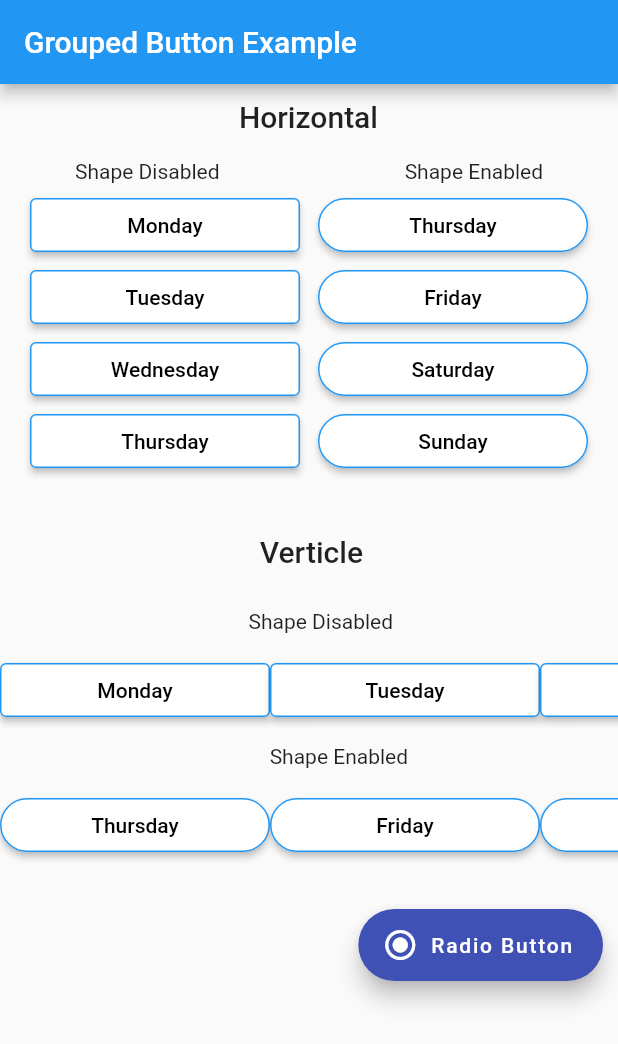
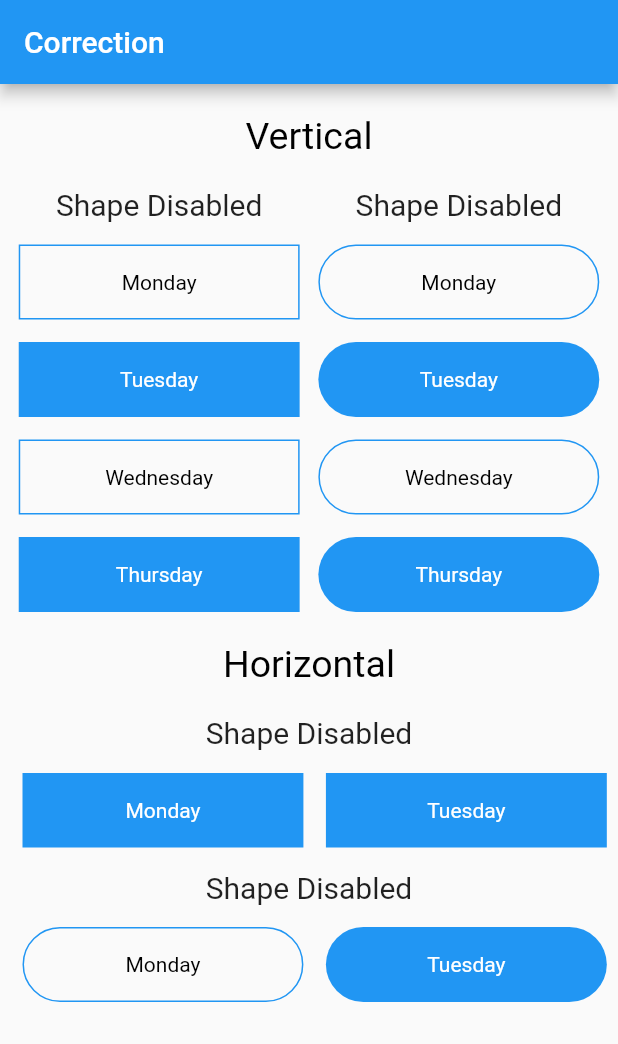
Before and after one commit to manjeetbhasin/buttons_radio_demo, a Flutter app: the screen it shows after launch, on a phone screen of 412 x 824 dp. Shown: the top 1044 px of the screen. Run offline on Flutter 3.47's test engine with Material 2 defaults, Android fonts, the phone set to English and light mode, and no system bars.

Commit message:
Corrections
Please have a look at it, there is no need to take stack+positioned to achieve such output.
remarks: know the purpose of stack positioned widgets, thanks

```diff
--- /dev/null
+++ b/lib/correction.dart
@@ -0,0 +1,253 @@
+import 'package:flutter/material.dart';
+
+class CorrectionClass extends StatefulWidget {
+  final String title;
+
+  const CorrectionClass({Key? key, required this.title}) : super(key: key);
+  @override
+  _CorrectionClassState createState() => _CorrectionClassState();
+}
+
+class _CorrectionClassState extends State<CorrectionClass> {
+  @override
+  Widget build(BuildContext context) {
+    return Scaffold(
+      appBar: AppBar(
+        title: Text(widget.title),
+      ),
+      body: SingleChildScrollView(
+        child: Column(
+          children: [
+            VerticalBoxes(), // Draw Vertical Boxes
+            HorizontalBoxes(), // Draw Horizontal Boxes
+            SizedBox(
+              height: 20,
+            ),
+          ],
+        ),
+      ),
+    );
+  }
+}
+
+class HorizontalBoxes extends StatelessWidget {
+  const HorizontalBoxes({Key? key}) : super(key: key);
+
+  @override
+  Widget build(BuildContext context) {
+    return Column(
+      children: [
+        Padding(
+          padding: const EdgeInsets.all(20.0),
+          child: Text(
+            "Horizontal",
+            style: TextStyle(color: Colors.black, fontSize: 25),
+          ),
+        ),
+        Text(
+          "Shape Disabled",
+          style: TextStyle(fontSize: 20),
+        ),
+        SizedBox(height: 15),
+        SingleChildScrollView(
+          scrollDirection: Axis.horizontal,
+          child: Row(
+            mainAxisAlignment: MainAxisAlignment.spaceEvenly,
+            children: [
+              SizedBox(width: 15),
+              CustomButton(text: "Monday", selected: true),
+              SizedBox(width: 15),
+              CustomButton(text: "Tuesday", selected: true),
+              SizedBox(width: 15),
+              CustomButton(text: "Wednesday", selected: false),
+              SizedBox(width: 15),
+              CustomButton(text: "Thursday", selected: true),
+            ],
+          ),
+        ),
+        SizedBox(height: 15),
+        Text(
+          "Shape Disabled",
+          style: TextStyle(fontSize: 20),
+        ),
+        SizedBox(height: 15),
+        SingleChildScrollView(
+          scrollDirection: Axis.horizontal,
+          child: Row(
+            children: [
+              SizedBox(width: 15),
+              CustomButtonShape(text: "Monday", selected: false),
+              SizedBox(width: 15),
+              CustomButtonShape(text: "Tuesday", selected: true),
+              SizedBox(width: 15),
+              CustomButtonShape(text: "Wednesday", selected: false),
+              SizedBox(width: 15),
+              CustomButtonShape(text: "Thursday", selected: true),
+            ],
+          ),
+        ),
+      ],
+    );
+  }
+}
+
+class VerticalBoxes extends StatelessWidget {
+  const VerticalBoxes({Key? key}) : super(key: key);
+
+  @override
+  Widget build(BuildContext context) {
+    return Column(
+      children: [
+        Padding(
+          padding: const EdgeInsets.all(20.0),
+          child: Text(
+            "Vertical",
+            style: TextStyle(color: Colors.black, fontSize: 25),
+          ),
+        ),
+        Row(
+          mainAxisAlignment: MainAxisAlignment.spaceEvenly,
+          children: [
+            Column(
+              children: [
+                Text(
+                  "Shape Disabled",
+                  style: TextStyle(fontSize: 20),
+                ),
+                SizedBox(height: 15),
+                CustomButton(text: "Monday", selected: false),
+                SizedBox(height: 15),
+                CustomButton(text: "Tuesday", selected: true),
+                SizedBox(height: 15),
+                CustomButton(text: "Wednesday", selected: false),
+                SizedBox(height: 15),
+                CustomButton(text: "Thursday", selected: true),
+              ],
+            ),
+            Column(
+              children: [
+                Text(
+                  "Shape Disabled",
+                  style: TextStyle(fontSize: 20),
+                ),
+                SizedBox(height: 15),
+                CustomButtonShape(text: "Monday", selected: false),
+                SizedBox(height: 15),
+                CustomButtonShape(text: "Tuesday", selected: true),
+                SizedBox(height: 15),
+                CustomButtonShape(text: "Wednesday", selected: false),
+                SizedBox(height: 15),
+                CustomButtonShape(text: "Thursday", selected: true),
+              ],
+            ),
+          ],
+        ),
+      ],
+    );
+  }
+}
+
+class CustomButton extends StatefulWidget {
+  final String text;
+  final bool selected;
+  CustomButton({
+    required this.text,
+    required this.selected,
+  });
+
+  @override
+  _CustomButtonState createState() => _CustomButtonState();
+}
+
+class _CustomButtonState extends State<CustomButton> {
+  late bool _isSelected = widget.selected;
+
+  @override
+  Widget build(BuildContext context) {
+    return GestureDetector(
+      onTap: () {
+        setState(() {
+          _isSelected = !_isSelected;
+        });
+      },
+      child: Container(
+        decoration: BoxDecoration(
+            color: _isSelected ? Colors.blue : Colors.transparent,
+            border: _isSelected
+                ? null
+                : Border.all(
+                    color: Colors.blue,
+                  )),
+        width: MediaQuery.of(context).size.width / 2.2,
+        height: 50,
+        child: _isSelected
+            ? Center(
+                child: Text(
+                  widget.text,
+                  style: TextStyle(color: Colors.white),
+                ),
+              )
+            : Center(
+                child: Text(
+                  widget.text,
+                  style: TextStyle(color: Colors.black),
+                ),
+              ),
+      ),
+    );
+  }
+}
+
+class CustomButtonShape extends StatefulWidget {
+  final String text;
+  final bool selected;
+  CustomButtonShape({
+    required this.text,
+    required this.selected,
+  });
+
+  @override
+  _CustomButtonShapeState createState() => _CustomButtonShapeState();
+}
+
+class _CustomButtonShapeState extends State<CustomButtonShape> {
+  late bool _isSelected = widget.selected;
+
+  @override
+  Widget build(BuildContext context) {
+    return GestureDetector(
+      onTap: () {
+        setState(() {
+          _isSelected = !_isSelected;
+        });
+      },
+      child: AnimatedContainer(
+        duration: Duration(seconds: 1),
+        curve: Curves.decelerate,
+        decoration: BoxDecoration(
+            borderRadius: BorderRadius.circular(30),
+            color: _isSelected ? Colors.blue : Colors.transparent,
+            border: _isSelected
+                ? null
+                : Border.all(
+                    color: Colors.blue,
+                  )),
+        width: MediaQuery.of(context).size.width / 2.2,
+        height: 50,
+        child: _isSelected
+            ? Center(
+                child: Text(
+                  widget.text,
+                  style: TextStyle(color: Colors.white),
+                ),
+              )
+            : Center(
+                child: Text(
+                  widget.text,
+                  style: TextStyle(color: Colors.black),
+                ),
+              ),
+      ),
+    );
+  }
+}
--- a/lib/main.dart
+++ b/lib/main.dart
@@ -1,4 +1,5 @@
 import 'package:buttons_radio_demo/button_demo.dart';
+import 'package:buttons_radio_demo/correction.dart';
 import 'package:buttons_radio_demo/groupedbutton_demo.dart';
 import 'package:flutter/cupertino.dart';
 import 'package:flutter/material.dart';
@@ -17,7 +18,9 @@ class MyApp extends StatelessWidget {
         primarySwatch: Colors.blue,
       ),
       debugShowCheckedModeBanner: false,
-      home: GroupedButton(),
+      home: CorrectionClass(
+        title: "Correction",
+      ),
     );
   }
 }
```
